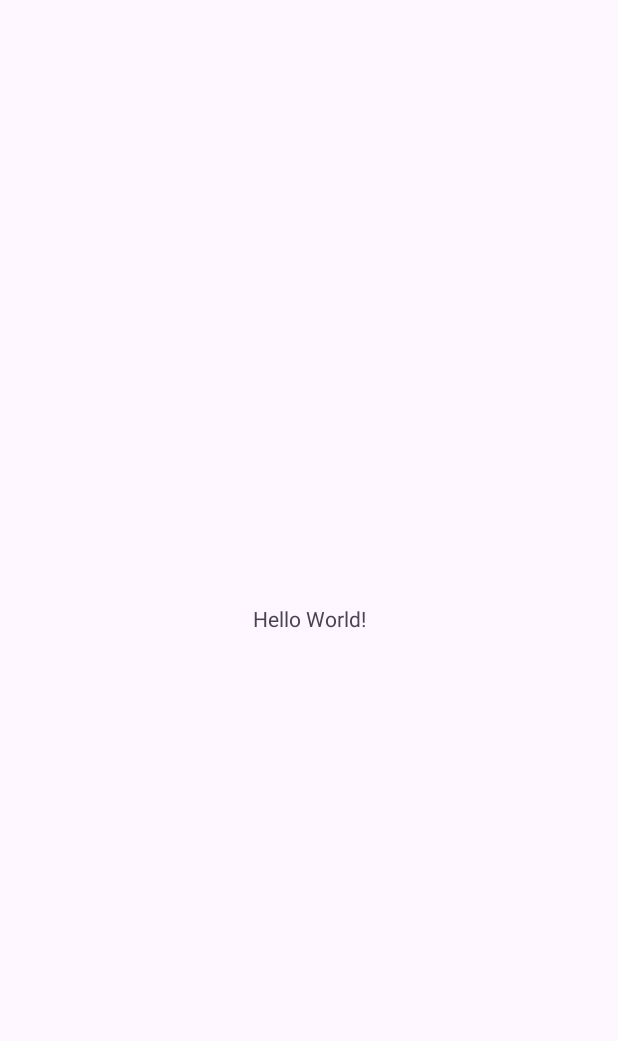
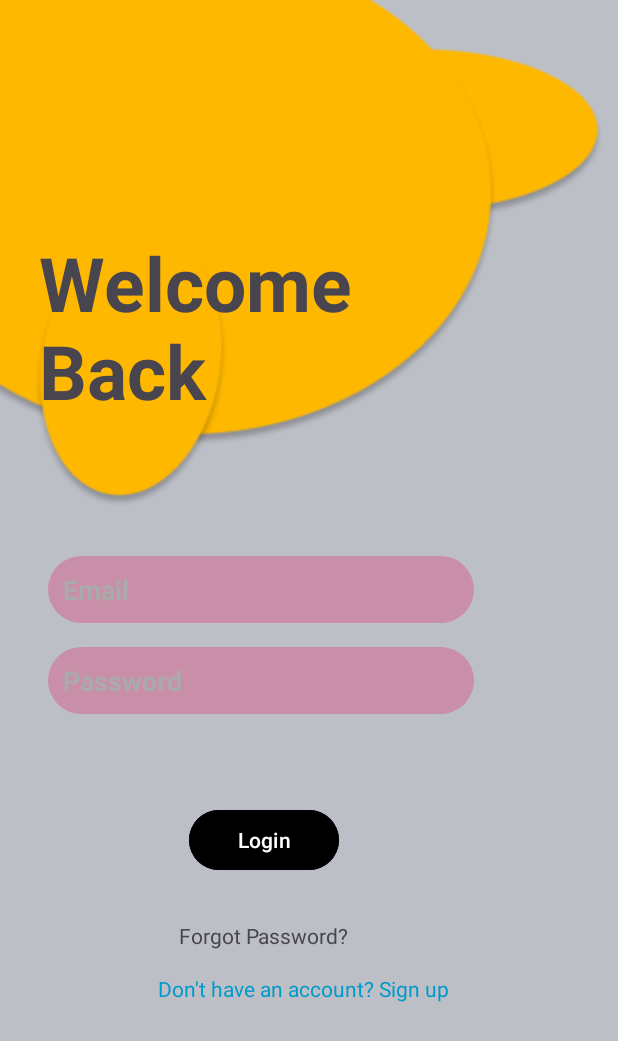
Before and after one commit to Ashishpur0hit/safety, an Android app: the screen it shows after launch (MainActivity), on a phone screen of 412 x 824 dp. Before the commit the part shown is almost empty. Shown: the top 1041 px of the screen. Run offline under Robolectric (Android 15) with nearby library versions, the phone set to English and light mode, and no system bars; our stand-ins replace sdp/ssp sizes.

Commit message:
i create activitymain

```diff
--- a/app/build.gradle.kts
+++ b/app/build.gradle.kts
@@ -4,12 +4,12 @@ plugins {
 
 android {
     namespace = "com.example.safety"
-    compileSdk = 33
+    compileSdk = 34
 
     defaultConfig {
         applicationId = "com.example.safety"
         minSdk = 24
-        targetSdk = 33
+        targetSdk = 34
         versionCode = 1
         versionName = "1.0"
 
--- a/app/src/main/java/com/example/safety/MainActivity.java
+++ b/app/src/main/java/com/example/safety/MainActivity.java
@@ -6,10 +6,7 @@ import android.os.Bundle;
 
 public class MainActivity extends AppCompatActivity {
 
-    public void fun()
-    {
 
-    }
 
 
 
--- /dev/null
+++ b/app/src/main/res/color/teal_200.xml
@@ -0,0 +1,4 @@
+<?xml version="1.0" encoding="utf-8"?>
+<selector  xmlns:android="http://schemas.android.com/apk/res/android">
+
+</selector>
--- /dev/null
+++ b/app/src/main/res/drawable/emailshape.xml
@@ -0,0 +1,7 @@
+<?xml version="1.0" encoding="utf-8"?>
+<shape xmlns:android="http://schemas.android.com/apk/res/android"
+    android:shape="rectangle">
+    <corners android:radius="30dp" />
+
+    <solid android:color="#4DE91E63" /> <!-- Blue color -->
+</shape>
--- /dev/null
+++ b/app/src/main/res/drawable/teal_200.xml
@@ -0,0 +1,4 @@
+<?xml version="1.0" encoding="utf-8"?>
+<shape android:shape="rectangle" xmlns:android="http://schemas.android.com/apk/res/android">
+ <stroke android:color="#F44336"/>
+</shape>
--- /dev/null
+++ b/app/src/main/res/font/poppins_bold.xml
@@ -0,0 +1,4 @@
+<?xml version="1.0" encoding="utf-8"?>
+<font-family xmlns:android="http://schemas.android.com/apk/res/android">
+
+</font-family>
--- /dev/null
+++ b/app/src/main/res/font/poppins_regular.xml
@@ -0,0 +1,4 @@
+<?xml version="1.0" encoding="utf-8"?>
+<font-family xmlns:android="http://schemas.android.com/apk/res/android">
+
+</font-family>
--- a/app/src/main/res/layout/activity_main.xml
+++ b/app/src/main/res/layout/activity_main.xml
@@ -1,18 +1,80 @@
 <?xml version="1.0" encoding="utf-8"?>
-<androidx.constraintlayout.widget.ConstraintLayout xmlns:android="http://schemas.android.com/apk/res/android"
-    xmlns:app="http://schemas.android.com/apk/res-auto"
+<LinearLayout xmlns:android="http://schemas.android.com/apk/res/android"
     xmlns:tools="http://schemas.android.com/tools"
     android:layout_width="match_parent"
     android:layout_height="match_parent"
-    tools:context=".MainActivity">
+    android:background="@drawable/cret"
+    android:gravity="center"
+    android:orientation="vertical"
+    android:padding="16dp">
 
     <TextView
+        android:id="@+id/textViewWelcomeBack"
         android:layout_width="wrap_content"
         android:layout_height="wrap_content"
-        android:text="Hello World!"
-        app:layout_constraintBottom_toBottomOf="parent"
-        app:layout_constraintEnd_toEndOf="parent"
-        app:layout_constraintStart_toStartOf="parent"
-        app:layout_constraintTop_toTopOf="parent" />
+        android:layout_marginRight="100dp"
+        android:layout_marginLeft="40dp"
+        android:text="Welcome Back"
+        android:textSize="50sp"
+        android:textStyle="bold" />
 
-</androidx.constraintlayout.widget.ConstraintLayout>
+    <EditText
+        android:id="@+id/editTextEmail"
+        android:layout_width="match_parent"
+        android:layout_height="wrap_content"
+        android:layout_marginStart="32dp"
+        android:layout_marginTop="90dp"
+        android:layout_marginEnd="64dp"
+        android:layout_gravity="center_horizontal"
+        android:background="@drawable/emailshape"
+        android:hint="Email"
+        android:padding="10dp"
+        android:textColor="@color/cardview_light_background"
+        android:textColorHint="@android:color/darker_gray"
+        android:textStyle="bold" />
+
+
+    <EditText
+        android:id="@+id/editTextPassword"
+        android:layout_width="match_parent"
+        android:layout_height="wrap_content"
+        android:layout_marginStart="32dp"
+        android:layout_marginTop="16dp"
+        android:layout_marginEnd="64dp"
+        android:background="@drawable/emailshape"
+        android:hint="Password"
+        android:layout_marginBottom="60dp"
+        android:inputType="textPassword"
+        android:padding="10dp"
+        android:textColor="@android:color/black"
+        android:textColorHint="@android:color/darker_gray"
+        android:textStyle="bold" />
+
+    <Button
+        android:id="@+id/loginButton"
+        android:layout_width="100dp"
+        android:layout_height="wrap_content"
+        android:layout_marginTop="@dimen/_215sdp"
+        android:backgroundTint="@color/black"
+        android:text="Login"
+        android:layout_marginLeft="10dp"
+        android:layout_marginRight="40dp"/>
+
+    <TextView
+        android:id="@+id/textViewForgotPassword"
+        android:layout_width="wrap_content"
+        android:layout_height="wrap_content"
+        android:layout_marginBottom="16dp"
+        android:layout_marginTop="30dp"
+        android:layout_marginRight="30dp"
+        android:text="Forgot Password?" />
+
+    <TextView
+        android:id="@+id/textViewSignUp"
+        android:layout_width="281dp"
+        android:layout_height="wrap_content"
+        android:layout_marginLeft="40dp"
+        android:text="Don't have an account? Sign up"
+        android:textColor="@android:color/holo_blue_dark" />
+
+</LinearLayout>
--- a/app/src/main/res/values/colors.xml
+++ b/app/src/main/res/values/colors.xml
@@ -2,4 +2,6 @@
 <resources>
     <color name="black">#FF000000</color>
     <color name="white">#FFFFFFFF</color>
+    <color name="pink">#E91E63</color>
+    <color name="blue">#2196F3</color>
 </resources>
```
Also changed, not shown: app/src/main/res/values/dimens.xml (added, +20 -0 lines), app/src/main/res/drawable/create.png (added), app/src/main/res/drawable/cret.png (added), app/src/main/res/drawable/home.png (added), app/src/main/res/drawable/joker.png (added).
